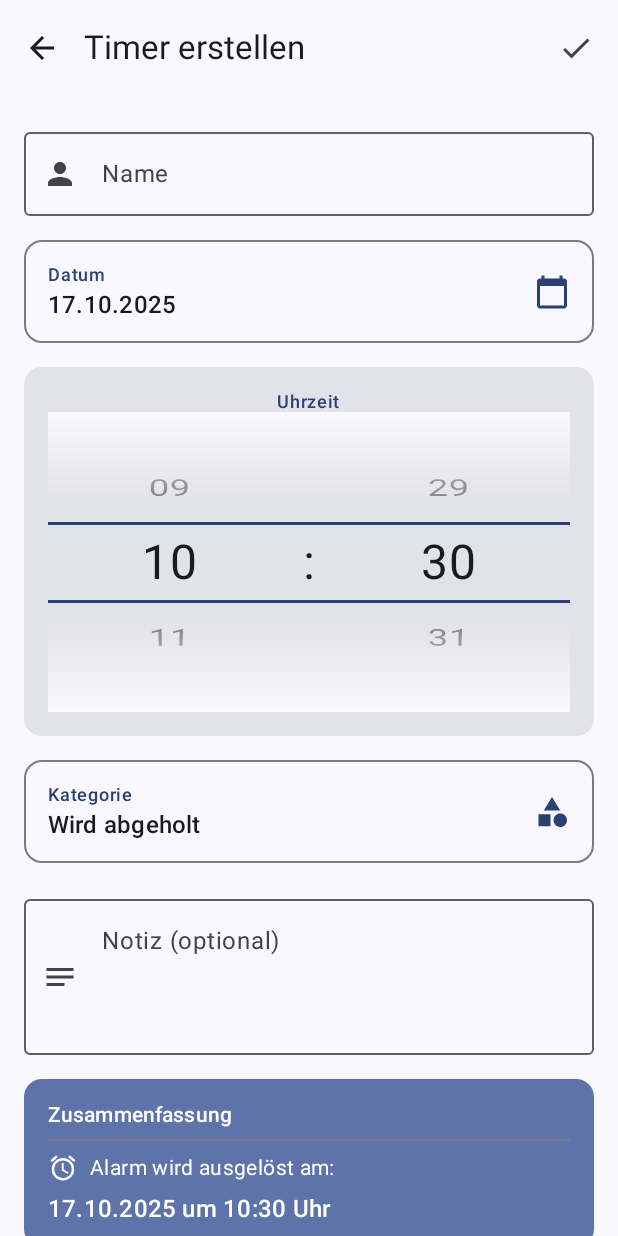
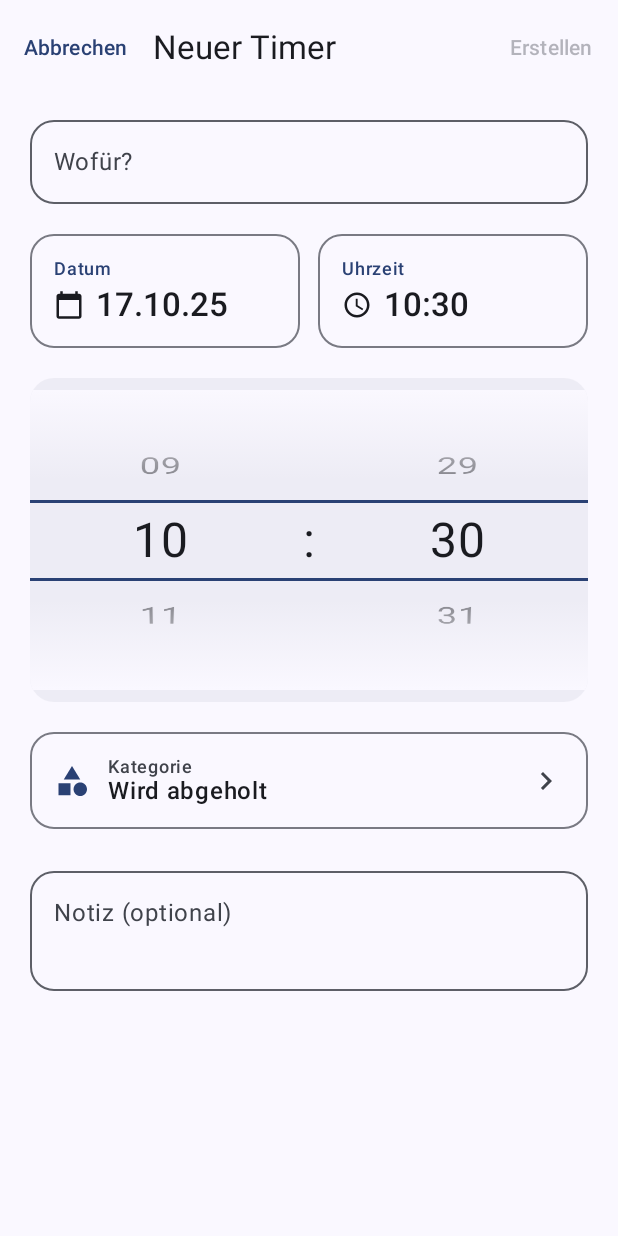
Before and after one commit to nassdaniel1987-a11y/TimerApptest, an Android app built with Jetpack Compose: the CreateTimerScreen screen opened through its navigation route, on a phone screen of 412 x 824 dp. Run offline under Robolectric (Android 15) with nearby library versions, the phone set to English and light mode, and no system bars; our stand-ins replace accompanist; libraries missing offline, so code that uses them is left out: io.github.jan.supabase; 11 statements that could not run were skipped.

Commit message:
backup neu 17.10

```diff
--- a/app/src/main/java/com/example/timerapp/screens/CreateTimerScreen.kt
+++ b/app/src/main/java/com/example/timerapp/screens/CreateTimerScreen.kt
@@ -9,8 +9,8 @@ import androidx.compose.material3.*
 import androidx.compose.runtime.*
 import androidx.compose.ui.Alignment
 import androidx.compose.ui.Modifier
+import androidx.compose.ui.text.font.FontWeight
 import androidx.compose.ui.unit.dp
-import com.example.timerapp.models.Category
 import com.example.timerapp.models.Timer
 import com.example.timerapp.viewmodel.TimerViewModel
 import java.time.LocalDate
@@ -29,7 +29,6 @@ fun CreateTimerScreen(
 
     var name by remember { mutableStateOf("") }
     var selectedDate by remember { mutableStateOf(LocalDate.now()) }
-    // HIER IST DIE KORREKTUR: .plusHours(1) wurde entfernt
     var selectedTime by remember { mutableStateOf(LocalTime.now()) }
     var selectedCategory by remember { mutableStateOf(categories.firstOrNull()?.name ?: "Wird abgeholt") }
     var note by remember { mutableStateOf("") }
@@ -42,18 +41,18 @@ fun CreateTimerScreen(
     Scaffold(
         topBar = {
             TopAppBar(
-                title = { Text("Timer erstellen") },
+                title = { Text("Neuer Timer") },
                 navigationIcon = {
-                    IconButton(onClick = onNavigateBack) {
-                        Icon(Icons.Default.ArrowBack, contentDescription = "Zurück")
+                    TextButton(onClick = onNavigateBack) {
+                        Text("Abbrechen")
                     }
                 },
                 actions = {
-                    IconButton(
+                    TextButton(
                         onClick = {
                             if (name.isBlank()) {
                                 nameError = true
-                                return@IconButton
+                                return@TextButton
                             }
 
                             val targetDateTime = ZonedDateTime.of(
@@ -71,11 +70,19 @@ fun CreateTimerScreen(
 
                             viewModel.createTimer(timer)
                             onNavigateBack()
+                        },
+                        enabled = name.isNotBlank()
+                    ) {
+                        Text(
+                            "Erstellen",
+                            style = MaterialTheme.typography.labelLarge
+                        )
                     }
-                    ) {
-                        Icon(Icons.Default.Check, contentDescription = "Speichern")
-                    }
-                }
+                },
+                colors = TopAppBarDefaults.topAppBarColors(
+                    containerColor = MaterialTheme.colorScheme.background,
+                    scrolledContainerColor = MaterialTheme.colorScheme.background
+                )
             )
         }
     ) { padding ->
@@ -84,32 +91,123 @@ fun CreateTimerScreen(
                 .fillMaxSize()
                 .padding(padding)
                 .verticalScroll(rememberScrollState())
-                .padding(16.dp),
-            verticalArrangement = Arrangement.spacedBy(16.dp)
+                .padding(horizontal = 20.dp)
+                .padding(top = 8.dp, bottom = 16.dp),
+            verticalArrangement = Arrangement.spacedBy(20.dp)
         ) {
-            // Name
+            // ✅ Name Input - Minimalistisch
             OutlinedTextField(
                 value = name,
                 onValueChange = {
                     name = it
                     nameError = false
                 },
-                label = { Text("Name") },
+                label = { Text("Wofür?") },
                 placeholder = { Text("z.B. Max abholen") },
                 modifier = Modifier.fillMaxWidth(),
                 isError = nameError,
                 supportingText = if (nameError) {
-                    { Text("Name ist erforderlich") }
+                    { Text("Bitte einen Namen eingeben") }
                 } else null,
-                leadingIcon = {
-                    Icon(Icons.Default.Person, contentDescription = null)
-                }
+                singleLine = true,
+                shape = MaterialTheme.shapes.large
             )
 
+            // ✅ Datum & Zeit - Kompakt nebeneinander
+            Row(
+                modifier = Modifier.fillMaxWidth(),
+                horizontalArrangement = Arrangement.spacedBy(12.dp)
+            ) {
                 // Datum
                 OutlinedCard(
+                    modifier = Modifier.weight(1f),
+                    onClick = { showDatePicker = true },
+                    shape = MaterialTheme.shapes.large
+                ) {
+                    Column(
+                        modifier = Modifier.padding(16.dp),
+                        verticalArrangement = Arrangement.spacedBy(4.dp)
+                    ) {
+                        Text(
+                            text = "Datum",
+                            style = MaterialTheme.typography.labelMedium,
+                            color = MaterialTheme.colorScheme.primary
+                        )
+                        Row(
+                            verticalAlignment = Alignment.CenterVertically,
+                            horizontalArrangement = Arrangement.spacedBy(8.dp)
+                        ) {
+                            Icon(
+                                imageVector = Icons.Default.CalendarToday,
+                                contentDescription = null,
+                                modifier = Modifier.size(20.dp),
+                                tint = MaterialTheme.colorScheme.onSurface
+                            )
+                            Text(
+                                text = selectedDate.format(DateTimeFormatter.ofPattern("dd.MM.yy")),
+                                style = MaterialTheme.typography.titleLarge,
+                                fontWeight = FontWeight.SemiBold
+                            )
+                        }
+                    }
+                }
+
+                // Uhrzeit - nur Anzeige
+                OutlinedCard(
+                    modifier = Modifier.weight(1f),
+                    shape = MaterialTheme.shapes.large
+                ) {
+                    Column(
+                        modifier = Modifier.padding(16.dp),
+                        verticalArrangement = Arrangement.spacedBy(4.dp)
+                    ) {
+                        Text(
+                            text = "Uhrzeit",
+                            style = MaterialTheme.typography.labelMedium,
+                            color = MaterialTheme.colorScheme.primary
+                        )
+                        Row(
+                            verticalAlignment = Alignment.CenterVertically,
+                            horizontalArrangement = Arrangement.spacedBy(8.dp)
+                        ) {
+                            Icon(
+                                imageVector = Icons.Default.AccessTime,
+                                contentDescription = null,
+                                modifier = Modifier.size(20.dp),
+                                tint = MaterialTheme.colorScheme.onSurface
+                            )
+                            Text(
+                                text = selectedTime.format(DateTimeFormatter.ofPattern("HH:mm")),
+                                style = MaterialTheme.typography.titleLarge,
+                                fontWeight = FontWeight.SemiBold
+                            )
+                        }
+                    }
+                }
+            }
+
+            // ✅ Zeit-Picker - Kompakter
+            Card(
                 modifier = Modifier.fillMaxWidth(),
-                onClick = { showDatePicker = true }
+                shape = MaterialTheme.shapes.large,
+                colors = CardDefaults.cardColors(
+                    containerColor = MaterialTheme.colorScheme.surfaceVariant.copy(alpha = 0.5f)
+                )
+            ) {
+                WheelTimePicker(
+                    initialTime = selectedTime,
+                    onTimeSelected = { selectedTime = it },
+                    modifier = Modifier
+                        .fillMaxWidth()
+                        .padding(vertical = 8.dp)
+                )
+            }
+
+            // ✅ Kategorie - Kompakt
+            OutlinedCard(
+                modifier = Modifier.fillMaxWidth(),
+                onClick = { showCategoryDialog = true },
+                shape = MaterialTheme.shapes.large
             ) {
                 Row(
                     modifier = Modifier
@@ -118,134 +216,47 @@ fun CreateTimerScreen(
                     horizontalArrangement = Arrangement.SpaceBetween,
                     verticalAlignment = Alignment.CenterVertically
                 ) {
+                    Row(
+                        verticalAlignment = Alignment.CenterVertically,
+                        horizontalArrangement = Arrangement.spacedBy(12.dp)
+                    ) {
+                        Icon(
+                            Icons.Default.Category,
+                            contentDescription = null,
+                            tint = MaterialTheme.colorScheme.primary
+                        )
                         Column {
                             Text(
-                            text = "Datum",
+                                text = "Kategorie",
                                 style = MaterialTheme.typography.labelMedium,
-                            color = MaterialTheme.colorScheme.primary
+                                color = MaterialTheme.colorScheme.onSurfaceVariant
                             )
-                        Spacer(modifier = Modifier.height(4.dp))
                             Text(
-                            text = selectedDate.format(DateTimeFormatter.ofPattern("dd.MM.yyyy")),
-                            style = MaterialTheme.typography.titleMedium
+                                text = selectedCategory,
+                                style = MaterialTheme.typography.bodyLarge,
+                                fontWeight = FontWeight.Medium
                             )
                         }
+                    }
                     Icon(
-                        imageVector = Icons.Default.CalendarToday,
+                        Icons.Default.ChevronRight,
                         contentDescription = null,
-                        tint = MaterialTheme.colorScheme.primary
+                        tint = MaterialTheme.colorScheme.onSurfaceVariant
                     )
                 }
             }
 
-            // Zeit
-            Card(
-                modifier = Modifier.fillMaxWidth()
-            ) {
-                Column(
-                    modifier = Modifier.padding(16.dp),
-                    horizontalAlignment = Alignment.CenterHorizontally
-                ) {
-                    Text(
-                        text = "Uhrzeit",
-                        style = MaterialTheme.typography.labelMedium,
-                        color = MaterialTheme.colorScheme.primary
-                    )
-
-                    WheelTimePicker(
-                        initialTime = selectedTime,
-                        onTimeSelected = { selectedTime = it },
-                        modifier = Modifier.fillMaxWidth()
-                    )
-                }
-            }
-
-            // Kategorie
-            OutlinedCard(
-                modifier = Modifier.fillMaxWidth(),
-                onClick = { showCategoryDialog = true }
-            ) {
-                Row(
-                    modifier = Modifier
-                        .fillMaxWidth()
-                        .padding(16.dp),
-                    horizontalArrangement = Arrangement.SpaceBetween,
-                    verticalAlignment = Alignment.CenterVertically
-                ) {
-                    Column {
-                        Text(
-                            text = "Kategorie",
-                            style = MaterialTheme.typography.labelMedium,
-                            color = MaterialTheme.colorScheme.primary
-                        )
-                        Spacer(modifier = Modifier.height(4.dp))
-                        Text(
-                            text = selectedCategory,
-                            style = MaterialTheme.typography.titleMedium
-                        )
-                    }
-                    Icon(
-                        imageVector = Icons.Default.Category,
-                        contentDescription = null,
-                        tint = MaterialTheme.colorScheme.primary
-                    )
-                }
-            }
-
-            // Notiz
+            // ✅ Notiz - Optional & minimalistisch
             OutlinedTextField(
                 value = note,
                 onValueChange = { note = it },
                 label = { Text("Notiz (optional)") },
                 placeholder = { Text("z.B. Sportplatz Eingang Nord") },
                 modifier = Modifier.fillMaxWidth(),
-                minLines = 3,
-                maxLines = 5,
-                leadingIcon = {
-                    Icon(Icons.Default.Notes, contentDescription = null)
-                }
+                minLines = 2,
+                maxLines = 4,
+                shape = MaterialTheme.shapes.large
             )
-
-            // Zusammenfassung
-            Card(
-                modifier = Modifier.fillMaxWidth(),
-                colors = CardDefaults.cardColors(
-                    containerColor = MaterialTheme.colorScheme.primaryContainer
-                )
-            ) {
-                Column(
-                    modifier = Modifier.padding(16.dp),
-                    verticalArrangement = Arrangement.spacedBy(8.dp)
-                ) {
-                    Text(
-                        text = "Zusammenfassung",
-                        style = MaterialTheme.typography.titleSmall,
-                        color = MaterialTheme.colorScheme.onPrimaryContainer
-                    )
-
-                    Divider()
-
-                    Row(
-                        horizontalArrangement = Arrangement.spacedBy(8.dp),
-                        verticalAlignment = Alignment.CenterVertically
-                    ) {
-                        Icon(
-                            Icons.Default.Alarm,
-                            contentDescription = null,
-                            modifier = Modifier.size(20.dp)
-                        )
-                        Text(
-                            text = "Alarm wird ausgelöst am:",
-                            style = MaterialTheme.typography.bodyMedium
-                        )
-                    }
-
-                    Text(
-                        text = "${selectedDate.format(DateTimeFormatter.ofPattern("dd.MM.yyyy"))} um ${selectedTime.format(DateTimeFormatter.ofPattern("HH:mm"))} Uhr",
-                        style = MaterialTheme.typography.titleMedium
-                    )
-                }
-            }
         }
     }
 
@@ -287,13 +298,24 @@ fun CreateTimerScreen(
             onDismissRequest = { showCategoryDialog = false },
             title = { Text("Kategorie wählen") },
             text = {
-                Column {
+                Column(
+                    verticalArrangement = Arrangement.spacedBy(4.dp)
+                ) {
                     categories.forEach { category ->
+                        Surface(
+                            onClick = {
+                                selectedCategory = category.name
+                                showCategoryDialog = false
+                            },
+                            shape = MaterialTheme.shapes.medium,
+                            modifier = Modifier.fillMaxWidth()
+                        ) {
                             Row(
                                 modifier = Modifier
                                     .fillMaxWidth()
-                                .padding(vertical = 8.dp),
-                            verticalAlignment = Alignment.CenterVertically
+                                    .padding(16.dp),
+                                verticalAlignment = Alignment.CenterVertically,
+                                horizontalArrangement = Arrangement.spacedBy(12.dp)
                             ) {
                                 RadioButton(
                                     selected = selectedCategory == category.name,
@@ -302,11 +324,11 @@ fun CreateTimerScreen(
                                         showCategoryDialog = false
                                     }
                                 )
-                            Spacer(modifier = Modifier.width(8.dp))
                                 Text(
                                     text = category.name,
                                     style = MaterialTheme.typography.bodyLarge
                                 )
+                            }
                         }
                     }
                 }
--- a/app/src/main/java/com/example/timerapp/screens/HomeScreen.kt
+++ b/app/src/main/java/com/example/timerapp/screens/HomeScreen.kt
@@ -91,6 +91,10 @@ fun HomeScreen(
                         Icon(Icons.Default.Refresh, contentDescription = "Aktualisieren")
                     }
                 },
+                colors = TopAppBarDefaults.largeTopAppBarColors(
+                    containerColor = MaterialTheme.colorScheme.background,
+                    scrolledContainerColor = MaterialTheme.colorScheme.background
+                ),
                 scrollBehavior = scrollBehavior
             )
         },
--- a/app/src/main/java/com/example/timerapp/screens/ManageCategoriesScreen.kt
+++ b/app/src/main/java/com/example/timerapp/screens/ManageCategoriesScreen.kt
@@ -34,7 +34,11 @@ fun ManageCategoriesScreen(
                     IconButton(onClick = onNavigateBack) {
                         Icon(Icons.Default.ArrowBack, contentDescription = "Zurück")
                     }
-                }
+                },
+                colors = TopAppBarDefaults.topAppBarColors(
+                    containerColor = MaterialTheme.colorScheme.background,
+                    scrolledContainerColor = MaterialTheme.colorScheme.background
+                )
             )
         },
         floatingActionButton = {
--- a/app/src/main/java/com/example/timerapp/screens/SettingsScreen.kt
+++ b/app/src/main/java/com/example/timerapp/screens/SettingsScreen.kt
@@ -36,7 +36,11 @@ fun SettingsScreen(
                     IconButton(onClick = onNavigateBack) {
                         Icon(Icons.Default.ArrowBack, contentDescription = "Zurück")
                     }
-                }
+                },
+                colors = TopAppBarDefaults.topAppBarColors(
+                    containerColor = MaterialTheme.colorScheme.background,
+                    scrolledContainerColor = MaterialTheme.colorScheme.background
+                )
             )
         }
     ) { padding ->
@@ -215,9 +219,9 @@ fun SettingsScreen(
                         Spacer(modifier = Modifier.height(4.dp))
                         Text(
                             text = "Für zuverlässige Alarme stelle sicher, dass:\n" +
-                                   "• Benachrichtigungen erlaubt sind\n" +
-                                   "• 'Alarme & Erinnerungen' aktiviert ist\n" +
-                                   "• Batterie-Optimierung deaktiviert ist",
+                                    "• Benachrichtigungen erlaubt sind\n" +
+                                    "• 'Alarme & Erinnerungen' aktiviert ist\n" +
+                                    "• Batterie-Optimierung deaktiviert ist",
                             style = MaterialTheme.typography.bodySmall
                         )
                     }
```
Lines whose indentation alone changed are shown as unchanged.
